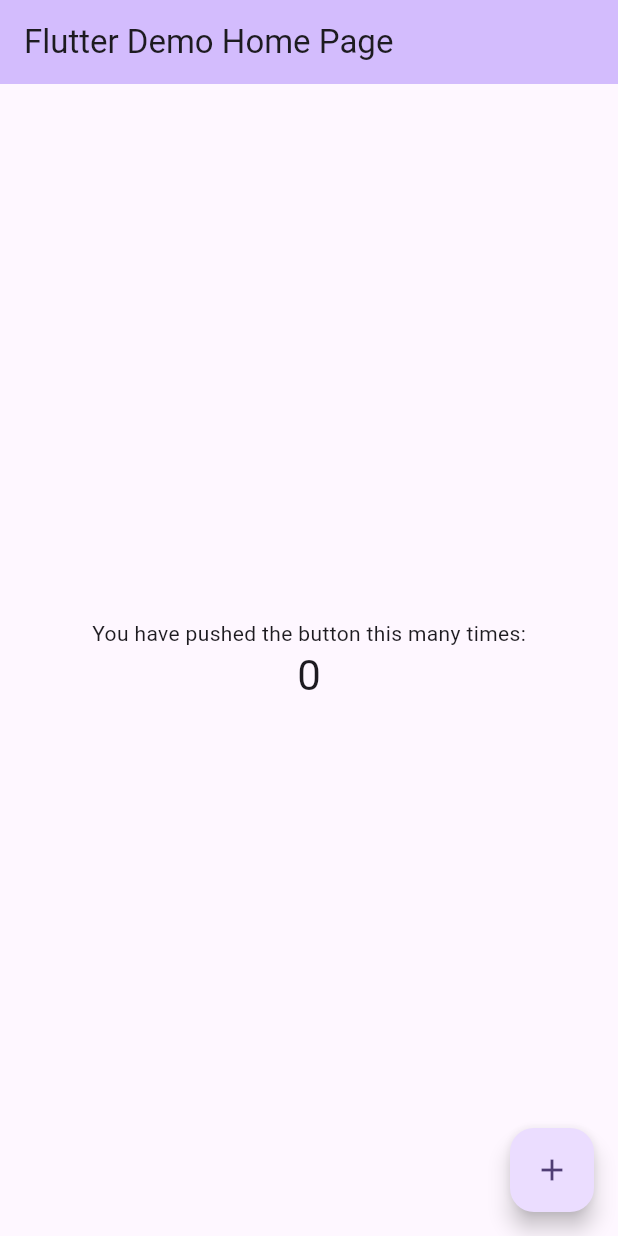
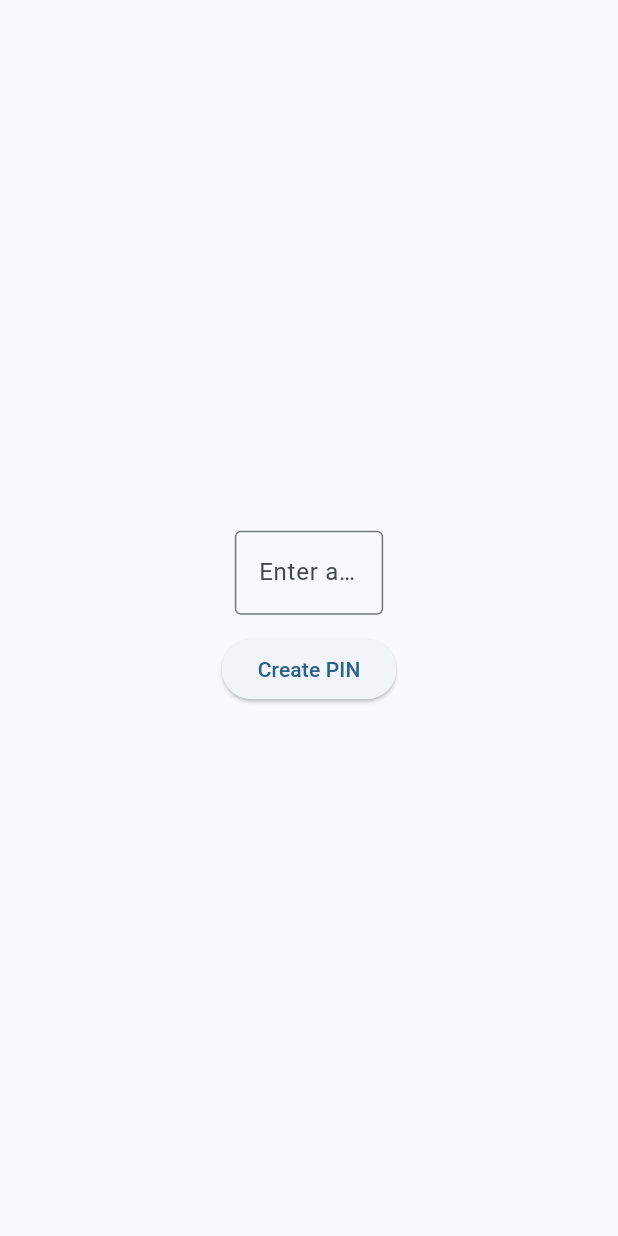
Before and after one commit to Exetria/UAS-AMBW-2024, a Flutter app: the screen it shows after launch, on a phone screen of 412 x 824 dp. Run offline on Flutter 3.47's test engine with Material 3 defaults, Android fonts, the light colour scheme and no system bars; our stand-ins replace hive_flutter; accounts and stored records are empty.

Commit message:
Login dan Settings

```diff
--- /dev/null
+++ b/uas_ambw/lib/login.dart
@@ -0,0 +1,164 @@
+import 'package:flutter/material.dart';
+import 'package:uas_ambw/home.dart';
+import 'package:flutter/services.dart';
+import 'package:hive_flutter/hive_flutter.dart';
+
+class LoginPage extends StatefulWidget {
+  const LoginPage({super.key});
+
+  @override
+  State<LoginPage> createState() => _LoginPage();
+}
+
+class _LoginPage extends State<LoginPage> {
+  final TextEditingController pinController = TextEditingController();
+
+  Future<void> checkPin(BuildContext context) async {
+    String enteredPin = pinController.text;
+
+    final box = await Hive.openBox('pin');
+
+    String? storedPin = box.get(0);
+
+    if (enteredPin == storedPin) {
+      Navigator.pushReplacement(
+        context,
+        MaterialPageRoute(builder: (context) => Home()),
+      );
+    } else {
+      showDialog(
+        context: context,
+        builder: (BuildContext context) {
+          return AlertDialog(
+            title: Text('Incorrect PIN'),
+            content: Text('Please enter the correct PIN.'),
+            actions: <Widget>[
+              TextButton(
+                child: Text('OK'),
+                onPressed: () {
+                  Navigator.of(context).pop();
+                },
+              ),
+            ],
+          );
+        },
+      );
+    }
+  }
+
+  Future<void> createPin(BuildContext context) async {
+    final box = await Hive.openBox('pin');
+
+    box.put(0, pinController.text);
+
+    Navigator.pushReplacement(
+      context,
+      MaterialPageRoute(builder: (context) => Home()),
+    );
+  }
+
+  Future<String?> checkPinExist() async {
+    final box = await Hive.openBox('pin');
+
+    String? storedPin = box.get(0);
+    return storedPin;
+  }
+
+  @override
+  void dispose() {
+    pinController.dispose();
+    super.dispose();
+  }
+
+  @override
+  Widget build(BuildContext context) {
+    return FutureBuilder(
+        future: checkPinExist(),
+        builder: (context, snapshot) {
+          if (snapshot.connectionState == ConnectionState.waiting) {
+            return Center(child: CircularProgressIndicator());
+          } else if (snapshot.hasError) {
+            return Center(child: Text('Error loading data'));
+          } else {
+            bool result = snapshot.data == null;
+            if (result) {
+              return Scaffold(
+                body: Padding(
+                  padding:
+                      EdgeInsets.all(MediaQuery.of(context).size.width * 0.03),
+                  child: Column(
+                    mainAxisAlignment: MainAxisAlignment.center,
+                    children: [
+                      Padding(
+                        padding: EdgeInsets.symmetric(
+                            horizontal:
+                                MediaQuery.of(context).size.width * 0.35),
+                        child: TextField(
+                          controller: pinController,
+                          obscureText: true,
+                          keyboardType: TextInputType.number,
+                          inputFormatters: [
+                            FilteringTextInputFormatter.digitsOnly,
+                            LengthLimitingTextInputFormatter(6)
+                          ],
+                          decoration: const InputDecoration(
+                            border: OutlineInputBorder(),
+                            labelText: 'Enter a new PIN',
+                          ),
+                        ),
+                      ),
+                      SizedBox(
+                          height: MediaQuery.of(context).size.width * 0.03),
+                      ElevatedButton(
+                        onPressed: () {
+                          createPin(context);
+                        },
+                        child: Text('Create PIN'),
+                      ),
+                    ],
+                  ),
+                ),
+              );
+            } else {
+              return Scaffold(
+                body: Padding(
+                  padding:
+                      EdgeInsets.all(MediaQuery.of(context).size.width * 0.03),
+                  child: Column(
+                    mainAxisAlignment: MainAxisAlignment.center,
+                    children: [
+                      Padding(
+                        padding: EdgeInsets.symmetric(
+                            horizontal:
+                                MediaQuery.of(context).size.width * 0.35),
+                        child: TextField(
+                          controller: pinController,
+                          obscureText: true,
+                          keyboardType: TextInputType.number,
+                          inputFormatters: [
+                            FilteringTextInputFormatter.digitsOnly,
+                            LengthLimitingTextInputFormatter(6)
+                          ],
+                          decoration: const InputDecoration(
+                            border: OutlineInputBorder(),
+                            labelText: 'Enter your PIN',
+                          ),
+                        ),
+                      ),
+                      SizedBox(
+                          height: MediaQuery.of(context).size.width * 0.03),
+                      ElevatedButton(
+                        onPressed: () {
+                          checkPin(context);
+                        },
+                        child: Text('Login'),
+                      ),
+                    ],
+                  ),
+                ),
+              );
+            }
+          }
+        });
+  }
+}
--- a/uas_ambw/lib/main.dart
+++ b/uas_ambw/lib/main.dart
@@ -1,125 +1,43 @@
+// Buatlah sebuah note-taking app dengan media penyimpanan lokal menggunakan hive dengan syarat:
+
+// 1. Di awal program selalu ditanya PIN untuk bisa mulai menggunakan aplikasi
+
+// 2. Saat program pertama kali dipanggil akan diminta membuat PIN
+
+// 3. Terdapat menu setting untuk mengganti PIN
+
+// 4. Setiap note bisa di-edit, hapus, dan terdapat catatan tanggal dan jam kapan note dibuat dan terakhir di-edit
+
+// Kumpulkan dengan cara: buat video presentasi yang menunjukkan kode, demo aplikasi, beserta penjelasannya. Tulis link video sebagai jawaban (boleh menggunakan YouTube Unlisted atau rekaman Gmeet/Zoom/OBS).
+
 import 'package:flutter/material.dart';
+import 'package:uas_ambw/login.dart';
+import 'package:hive_flutter/hive_flutter.dart';
 
-void main() {
+void main() async{
+  //init hive
+  Hive.initFlutter();
+
+  //open box
+  var box = Hive.openBox("notes");
+  var pinBox = Hive.openBox("pin");
+
   runApp(const MyApp());
 }
 
 class MyApp extends StatelessWidget {
   const MyApp({super.key});
 
-  // This widget is the root of your application.
   @override
   Widget build(BuildContext context) {
     return MaterialApp(
-      title: 'Flutter Demo',
+      title: 'UAS AMBW - C14210047',
       theme: ThemeData(
-        // This is the theme of your application.
-        //
-        // TRY THIS: Try running your application with "flutter run". You'll see
-        // the application has a purple toolbar. Then, without quitting the app,
-        // try changing the seedColor in the colorScheme below to Colors.green
-        // and then invoke "hot reload" (save your changes or press the "hot
-        // reload" button in a Flutter-supported IDE, or press "r" if you used
-        // the command line to start the app).
-        //
-        // Notice that the counter didn't reset back to zero; the application
-        // state is not lost during the reload. To reset the state, use hot
-        // restart instead.
-        //
-        // This works for code too, not just values: Most code changes can be
-        // tested with just a hot reload.
-        colorScheme: ColorScheme.fromSeed(seedColor: Colors.deepPurple),
+        colorScheme: ColorScheme.fromSeed(seedColor: Colors.lightBlue),
         useMaterial3: true,
       ),
-      home: const MyHomePage(title: 'Flutter Demo Home Page'),
+      debugShowCheckedModeBanner: false,
+      home: const LoginPage(),
     );
   }
 }
-
-class MyHomePage extends StatefulWidget {
-  const MyHomePage({super.key, required this.title});
-
-  // This widget is the home page of your application. It is stateful, meaning
-  // that it has a State object (defined below) that contains fields that affect
-  // how it looks.
-
-  // This class is the configuration for the state. It holds the values (in this
-  // case the title) provided by the parent (in this case the App widget) and
-  // used by the build method of the State. Fields in a Widget subclass are
-  // always marked "final".
-
-  final String title;
-
-  @override
-  State<MyHomePage> createState() => _MyHomePageState();
-}
-
-class _MyHomePageState extends State<MyHomePage> {
-  int _counter = 0;
-
-  void _incrementCounter() {
-    setState(() {
-      // This call to setState tells the Flutter framework that something has
-      // changed in this State, which causes it to rerun the build method below
-      // so that the display can reflect the updated values. If we changed
-      // _counter without calling setState(), then the build method would not be
-      // called again, and so nothing would appear to happen.
-      _counter++;
-    });
-  }
-
-  @override
-  Widget build(BuildContext context) {
-    // This method is rerun every time setState is called, for instance as done
-    // by the _incrementCounter method above.
-    //
-    // The Flutter framework has been optimized to make rerunning build methods
-    // fast, so that you can just rebuild anything that needs updating rather
-    // than having to individually change instances of widgets.
-    return Scaffold(
-      appBar: AppBar(
-        // TRY THIS: Try changing the color here to a specific color (to
-        // Colors.amber, perhaps?) and trigger a hot reload to see the AppBar
-        // change color while the other colors stay the same.
-        backgroundColor: Theme.of(context).colorScheme.inversePrimary,
-        // Here we take the value from the MyHomePage object that was created by
-        // the App.build method, and use it to set our appbar title.
-        title: Text(widget.title),
-      ),
-      body: Center(
-        // Center is a layout widget. It takes a single child and positions it
-        // in the middle of the parent.
-        child: Column(
-          // Column is also a layout widget. It takes a list of children and
-          // arranges them vertically. By default, it sizes itself to fit its
-          // children horizontally, and tries to be as tall as its parent.
-          //
-          // Column has various properties to control how it sizes itself and
-          // how it positions its children. Here we use mainAxisAlignment to
-          // center the children vertically; the main axis here is the vertical
-          // axis because Columns are vertical (the cross axis would be
-          // horizontal).
-          //
-          // TRY THIS: Invoke "debug painting" (choose the "Toggle Debug Paint"
-          // action in the IDE, or press "p" in the console), to see the
-          // wireframe for each widget.
-          mainAxisAlignment: MainAxisAlignment.center,
-          children: <Widget>[
-            const Text(
-              'You have pushed the button this many times:',
-            ),
-            Text(
-              '$_counter',
-              style: Theme.of(context).textTheme.headlineMedium,
-            ),
-          ],
-        ),
-      ),
-      floatingActionButton: FloatingActionButton(
-        onPressed: _incrementCounter,
-        tooltip: 'Increment',
-        child: const Icon(Icons.add),
-      ), // This trailing comma makes auto-formatting nicer for build methods.
-    );
-  }
-}
```
Also changed, not shown: uas_ambw/lib/add_note.dart (added, +43 -0 lines), uas_ambw/lib/edit_note.dart (added, +43 -0 lines), uas_ambw/lib/home.dart (added, +42 -0 lines), uas_ambw/lib/layouts/navbar.dart (added, +45 -0 lines), uas_ambw/lib/layouts/note.dart (added, +8 -0 lines), uas_ambw/lib/settings.dart (added, +243 -0 lines), uas_ambw/pubspec.yaml (+6 -5 lines), uas_ambw/pubspec.lock, 1 other file.
